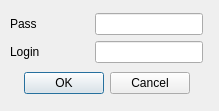
Old version of the form src/UI/login_dialog.ui in the repository matanaliz/zebra.
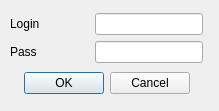
New version of the form.

Commit message:
Fix to login dialog UI
Login and pass swaped

Diff of the .ui file:
```diff
--- a/src/UI/login_dialog.ui
+++ b/src/UI/login_dialog.ui
@@ -22,7 +22,7 @@
   <property name="modal">
    <bool>true</bool>
   </property>
-  <widget class="QWidget" name="">
+  <widget class="QWidget" name="layoutWidget">
    <property name="geometry">
     <rect>
      <x>10</x>
@@ -37,9 +37,9 @@
       <item>
        <layout class="QHBoxLayout" name="horizontalLayout_2">
         <item>
-         <widget class="QLabel" name="label_2">
+         <widget class="QLabel" name="login_lbl">
           <property name="text">
-           <string>Pass</string>
+           <string>Login</string>
           </property>
          </widget>
         </item>
@@ -57,16 +57,16 @@
          </spacer>
         </item>
         <item>
-         <widget class="QLineEdit" name="pass_edit"/>
+         <widget class="QLineEdit" name="login_edit"/>
         </item>
        </layout>
       </item>
       <item>
        <layout class="QHBoxLayout" name="horizontalLayout">
         <item>
-         <widget class="QLabel" name="login_lbl">
+         <widget class="QLabel" name="pass_lbl">
           <property name="text">
-           <string>Login</string>
+           <string>Pass</string>
           </property>
          </widget>
         </item>
@@ -84,7 +84,7 @@
          </spacer>
         </item>
         <item>
-         <widget class="QLineEdit" name="login_edit"/>
+         <widget class="QLineEdit" name="pass_edit"/>
         </item>
        </layout>
       </item>
```
The commit also changes 1 other file.
